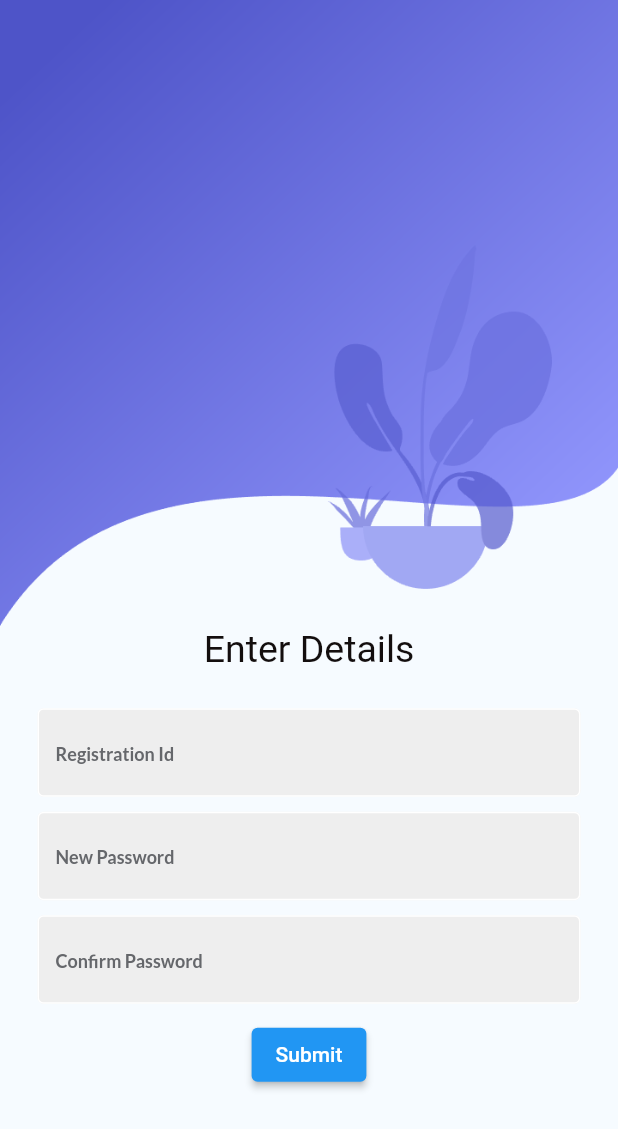
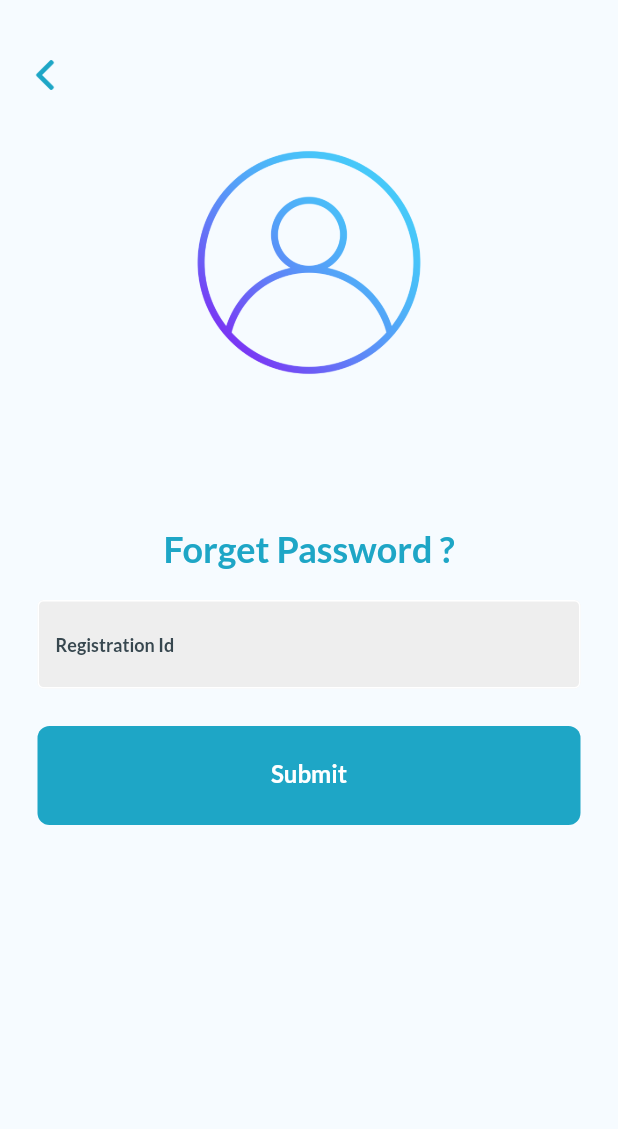
Before and after one commit to idraksheikh/sms, a Flutter app: the screen it shows after launch, after a tap on "Getting Started", after a tap on "Forget Password ?", on a phone screen of 412 x 824 dp. Shown: the top 1129 px of the screen. Run offline on Flutter 3.47's test engine with Material 2 defaults, Android fonts, the phone set to English and light mode, and no system bars; our stand-ins replace cloud_firestore, file_picker, firebase_core, firebase_storage, fluttertoast, google_fonts and 3 more; missing offline and left inert: dart:ffi, easy_pdf_viewer; accounts and stored records are empty.

Commit message:
change the UI of Login and Forget Password

```diff
--- a/lib/Screens/authentication/forget.dart
+++ b/lib/Screens/authentication/forget.dart
@@ -1,15 +1,29 @@
 import 'package:flutter/material.dart';
 
+import '../styles/font.dart';
+import '../styles/font_param.dart';
+import '../widgets/my_button.dart';
 import '../widgets/my_textfield.dart';
 
-class Forget extends StatelessWidget {
+class Forget extends StatefulWidget {
   Forget({super.key});
 
+  @override
+  State<Forget> createState() => _ForgetState();
+}
+
+class _ForgetState extends State<Forget> {
   // text editing controllers
   final usernameController = TextEditingController();
+
   final passwordController = TextEditingController();
+
   final passwordController1 = TextEditingController();
+
   final passwordController2 = TextEditingController();
+
+  // text editing controllers
+  final _formkey = GlobalKey<FormState>();
 
   // sign user in method
   void signUserIn() {}
@@ -17,67 +31,93 @@ class Forget extends StatelessWidget {
   @override
   Widget build(BuildContext context) {
    return Scaffold(
+
       backgroundColor: const Color.fromARGB(255, 246, 251, 255),
       body: SafeArea(
         // child: Image.asset('assets/images/flutterDecodeImage.jpg'),
 
-        child: Column(
-          children: [
-            Image.asset('assets/images/background.png'),
-            Center(
+        child: Form(
+          key: _formkey,
           child: Column(
             mainAxisAlignment: MainAxisAlignment.center,
+            // mainAxisSize: MainAxisSize.max,
+            crossAxisAlignment: CrossAxisAlignment.center,
+            children: [
+              Row(
+            mainAxisAlignment: MainAxisAlignment.spaceBetween,
+            children: [
+              Container(
+                // alignment: Alignment.centerLeft,
+                height: 20,
+                width: 20,
+                margin: const EdgeInsets.only(top: 40, left: 20),
+                child: InkWell(
+                  onTap: (() async {
+                    Navigator.pop(context);
+                  }),
+                  child: const Image(
+                    color:  Color.fromRGBO(30,166,198,1),
+                    image: AssetImage('assets/images/leftarrow.png'),
+                  ),
+                ),
+              ),
+
+              const Text(''),
+              const Text(''),
+            ],
+          ),
+              const SizedBox(
+                height: 40,
+              ),
+              Container(
+                alignment: Alignment.center,
+                height: 150,
+                width: 150,
+                child: const Image(
+                  image: AssetImage('assets/images/login2.png'),
+                ),
+              ),
+                const SizedBox(
+                height: 100,
+              ),
+              Expanded(
+                child: ListView(
+                  // mainAxisAlignment: MainAxisAlignment.center,
                   children: [
                     const SizedBox(height: 1),
 
                     // welcome back, you've been missed!
-                  const Text(
-                    'Enter Details',
-                    style: TextStyle(
-                      color: Color.fromARGB(255, 19, 14, 14),
-                      fontSize: 25,
-                    ),
+                    const Center(
+                      child: ThemeFont(
+                          text: 'Forget Password ?',
+                          fontWeight: FontWeight.bold,
+                          fontSize: 24),
                     ),
 
-                  const SizedBox(height: 25),
+                    const SizedBox(height: 20),
 
                     // username textfield
                     MyTextField(
                         controller: usernameController,
                         hintText: 'Registration Id',
                         obscureText: false,
-                    name:'Registration Id',
+                        name: 'Registration Id'),
+
+
+                    const SizedBox(height: 25),
+
+                    // sign in button
+                    MyButton(
+                      text: "Submit",
+                      onTap: () {
+                      },
                     ),
-
-                  const SizedBox(height: 10),
-                  MyTextField(
-                    controller: passwordController1,
-                    hintText: 'New Password',
-                    obscureText: true,
-                    name: 'New Password',
-                  ),
-                  const SizedBox(height: 10),
-                  MyTextField(
-                    controller: passwordController2,
-                    hintText: 'Confirm Password',
-                    obscureText: true,
-                    name: 'Confirm Password',
-                  ),
-                  const SizedBox(height: 10),
-
-                  ElevatedButton(
-
-                      //style:ButtonStyle(backgroundColor: MaterialStateProperty(color:Colors.accents),),
-                      onPressed: () {
-                        Navigator.pushReplacementNamed(context, '/login');
-                      },
-                      child: const Text('Submit')),
                   ],
                 ),
               ),
             ],
           ),
         ),
-    );
+      ),
+    );}
 }
-}
--- a/lib/Screens/authentication/login_page.dart
+++ b/lib/Screens/authentication/login_page.dart
@@ -41,7 +41,20 @@ class LoginPage extends StatelessWidget {
             // mainAxisSize: MainAxisSize.max,
             crossAxisAlignment: CrossAxisAlignment.center,
             children: [
-              Image.asset('assets/images/background.png'),
+              const SizedBox(
+                height: 40,
+              ),
+              Container(
+                alignment: Alignment.center,
+                height: 150,
+                width: 150,
+                child: const Image(
+                  image: AssetImage('assets/images/login2.png'),
+                ),
+              ),
+                const SizedBox(
+                height: 40,
+              ),
               Expanded(
                 child: ListView(
                   // mainAxisAlignment: MainAxisAlignment.center,
@@ -79,10 +92,12 @@ class LoginPage extends StatelessWidget {
 
                     Center(
                       child: InkWell(
-
                           child: Text(
                             "Forget Password ?",
-                            style: ThemeFontStyle(fontSize: 18).style,
+                            style: ThemeFontStyle(
+                              fontSize: 18,
+                              color: const Color.fromRGBO(30, 166, 198, 1),
+                            ).style,
                           ),
                           onTap: () {
                             Navigator.push(
@@ -96,6 +111,7 @@ class LoginPage extends StatelessWidget {
 
                     // sign in button
                     MyButton(
+                      text: "Login",
                       onTap: () {
                         loginSucces(context, usernameController.text,
                             passwordController.text);
--- a/lib/Screens/home/fees/fee_information.dart
+++ b/lib/Screens/home/fees/fee_information.dart
@@ -54,11 +54,9 @@ class FeeInformationState extends State<FeeInformation> {
                   onTap: (() async {
                     Navigator.pop(context);
                   }),
-                  child: const Expanded(
-                      child: Icon(
-                    Icons.arrow_back,
-                    color: Colors.black,
-                  )),
+                  child: const Image(
+                    image: AssetImage('assets/images/leftarrow.png'),
+                  ),
                 ),
               ),
               Container(
--- /dev/null
+++ b/lib/Screens/home/home_page/admin_home_page.dart
@@ -0,0 +1,16 @@
+import 'package:flutter/src/widgets/container.dart';
+import 'package:flutter/src/widgets/framework.dart';
+
+class AdminHomePage extends StatefulWidget {
+  const AdminHomePage({super.key});
+
+  @override
+  State<AdminHomePage> createState() => _AdminHomePageState();
+}
+
+class _AdminHomePageState extends State<AdminHomePage> {
+  @override
+  Widget build(BuildContext context) {
+    return Container();
+  }
+}
--- a/lib/Screens/home/home_page/home_page_wrapper.dart
+++ b/lib/Screens/home/home_page/home_page_wrapper.dart
@@ -1,4 +1,5 @@
 import 'package:flutter/material.dart';
+import 'package:sms/Screens/home/home_page/admin_home_page.dart';
 import 'package:sms/Screens/home/home_page/teacher_home_page.dart';
 import 'package:sms/Services/common.dart';
 
@@ -31,7 +32,10 @@ class _WrapperHomePageState extends State<WrapperHomePage> {
               if (snapshot.data == 'TA') {
                 return const TeacherHomePage();
               }
-              return const TeacherHomePage();
+              if (snapshot.data == 'AD') {
+                return const AdminHomePage();
+              }
+              return const AdminHomePage();
             }
             return const Center(
               child: CircularProgressIndicator(),
--- a/lib/Screens/home/profile/profile.dart
+++ b/lib/Screens/home/profile/profile.dart
@@ -33,11 +33,9 @@ class _ProfileState extends State<Profile> {
                   onTap: (() async {
                     Navigator.pop(context);
                   }),
-                  child: const Expanded(
-                      child: Icon(
-                    Icons.arrow_back,
-                    color: Colors.black,
-                  )),
+                  child: const Image(
+                    image: AssetImage('assets/images/leftarrow.png'),
+                  ),
                 ),
               ),
               Container(
--- a/lib/Screens/styles/font.dart
+++ b/lib/Screens/styles/font.dart
@@ -10,7 +10,7 @@ class ThemeFontStyle {
   ThemeFontStyle({
     Key? key,
     required this.fontSize,
-    this.color = const Color.fromRGBO(101, 103, 107, 1),
+    this.color = Colors.white,
     this.height = 1,
     this.fontWeight = FontWeight.bold,
   });
--- a/lib/Screens/styles/font_param.dart
+++ b/lib/Screens/styles/font_param.dart
@@ -22,7 +22,7 @@ class ThemeFont extends StatelessWidget {
           fontSize: fontSize,
           fontWeight: fontWeight,
           fontFamily: 'Oswald',
-          color: const Color.fromRGBO(101, 103, 107, 1),
+          color: const Color.fromRGBO(30,166,198,1),
         ),
       ),
     );
--- a/lib/Screens/widgets/my_button.dart
+++ b/lib/Screens/widgets/my_button.dart
@@ -4,8 +4,9 @@ import '../styles/font.dart';
 
 class MyButton extends StatelessWidget {
   final Function()? onTap;
+  final String ? text;
 
-  const MyButton({super.key, required this.onTap});
+  const MyButton({super.key, required this.onTap, required this.text});
 
   @override
   Widget build(BuildContext context) {
@@ -15,12 +16,12 @@ class MyButton extends StatelessWidget {
         padding: const EdgeInsets.all(25),
         margin: const EdgeInsets.symmetric(horizontal: 25),
         decoration: BoxDecoration(
-          color: Colors.black,
+          color: const Color.fromRGBO(30,166,198,1),
           borderRadius: BorderRadius.circular(8),
         ),
         child: Center(
           child: Text(
-            "Login",
+            '$text',
             style: ThemeFontStyle(fontSize: 16).style,
           ),
         ),
--- a/lib/Screens/widgets/my_textfield.dart
+++ b/lib/Screens/widgets/my_textfield.dart
@@ -53,7 +53,7 @@ class MyTextField extends StatelessWidget {
           fillColor: Colors.grey.shade200,
           filled: true,
           hintText: hintText,
-          hintStyle: ThemeFontStyle(fontSize: 12).style,
+          hintStyle: ThemeFontStyle(fontSize: 12,color: Colors.blueGrey.shade800,).style,
         ),
         //TextStyle(color: Color.fromARGB(255, 14, 12, 12))),
       ),
--- a/lib/Services/auth.dart
+++ b/lib/Services/auth.dart
@@ -9,7 +9,7 @@ import 'package:sms/Model/teacher.dart';
 import 'package:sms/Services/common.dart';
 
 class Authentication {
-  Common _common=Common();
+  final Common _common=Common();
   Future<bool> login(String registrationId, String password) async {
     try {
       //Registration for Students...
@@ -48,6 +48,7 @@ class Authentication {
           if (teachers.password == password) {
                 await _common.setTeachers(teachers);
             Fluttertoast.showToast(msg: "Login Successfull");
+
             return true;
           } else {
             Fluttertoast.showToast(msg: "Wrong Password.");
@@ -70,8 +71,9 @@ class Authentication {
           if (admins.password == password) {
             SharedPreferences preference =
                 await SharedPreferences.getInstance();
-            preference.setString('registrationId', admins.registration_id!);
+            preference.setString('registration_id', admins.registration_id!);
             preference.setString('password', admins.password!);
+            print('1');
             Fluttertoast.showToast(msg: "Login Successfull");
             return true;
           } else {
@@ -79,9 +81,11 @@ class Authentication {
             return false;
           }
         }
+
         Fluttertoast.showToast(msg: "Admin not found.");
         return false;
       }
+      print('2');
       Fluttertoast.showToast(msg: "Not Done.");
       return false;
     } catch (e) {
--- a/lib/main.dart
+++ b/lib/main.dart
@@ -90,6 +90,7 @@ class _SMSState extends State<SMS> {
             }
           }
           return MaterialApp(
+            debugShowCheckedModeBanner: false,
               home: Scaffold(
             backgroundColor: Colors.white,
             body: Center(
```
Also changed, not shown: lib/Services/common.dart (+7 -2 lines), assets/images/leftarrow.png (added), assets/images/login.png (added), assets/images/login2.png (added). Lines whose indentation alone changed are shown as unchanged.
